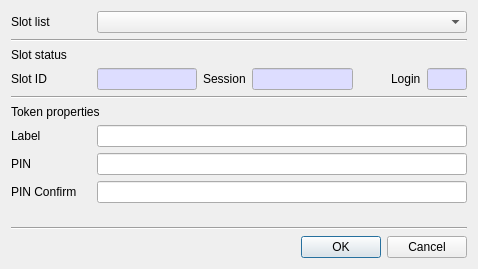
jykim74/CryptokiMan, file CryptokiMan/init_token_dlg.ui: the form before one commit.
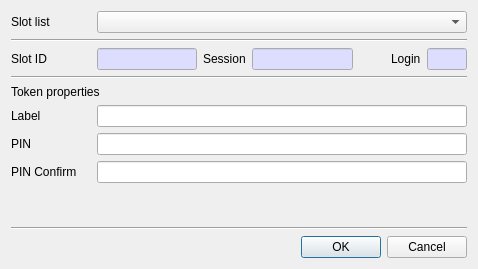
The form after the commit.

What changed in the file:
```diff
--- a/CryptokiMan/init_token_dlg.ui
+++ b/CryptokiMan/init_token_dlg.ui
@@ -51,13 +51,6 @@
      </property>
     </widget>
    </item>
-   <item>
-    <widget class="QLabel" name="label_2">
-     <property name="text">
-      <string>Slot status</string>
-     </property>
-    </widget>
-   </item>
    <item>
     <layout class="QGridLayout" name="gridLayout_2">
      <property name="topMargin">
```
